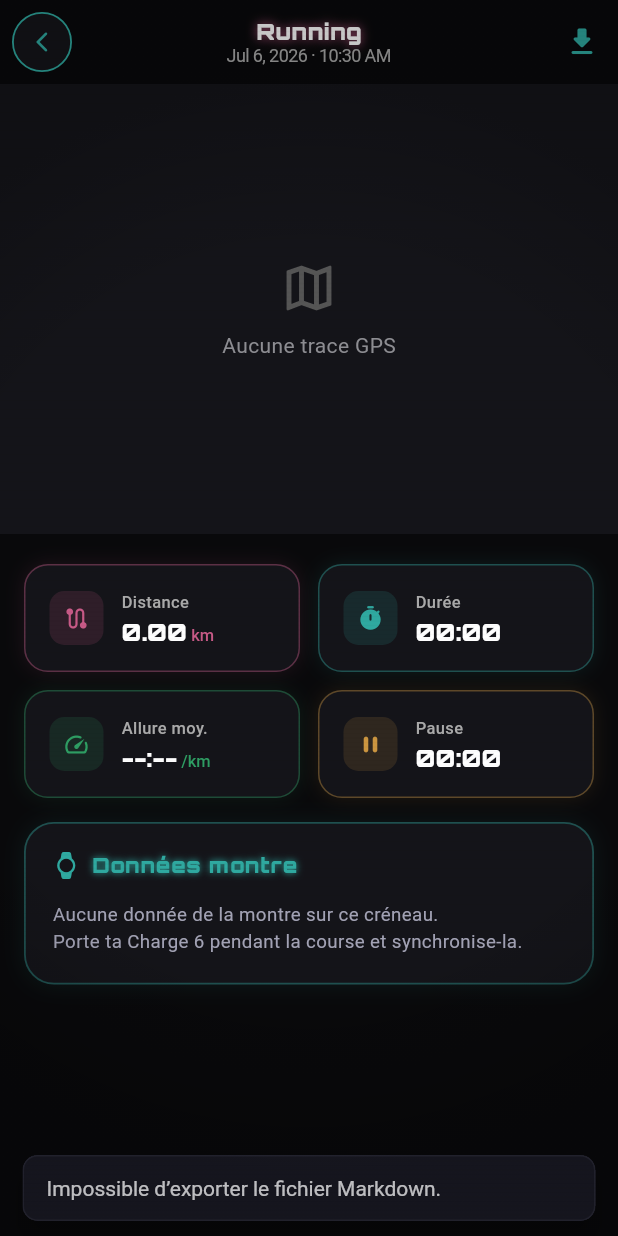
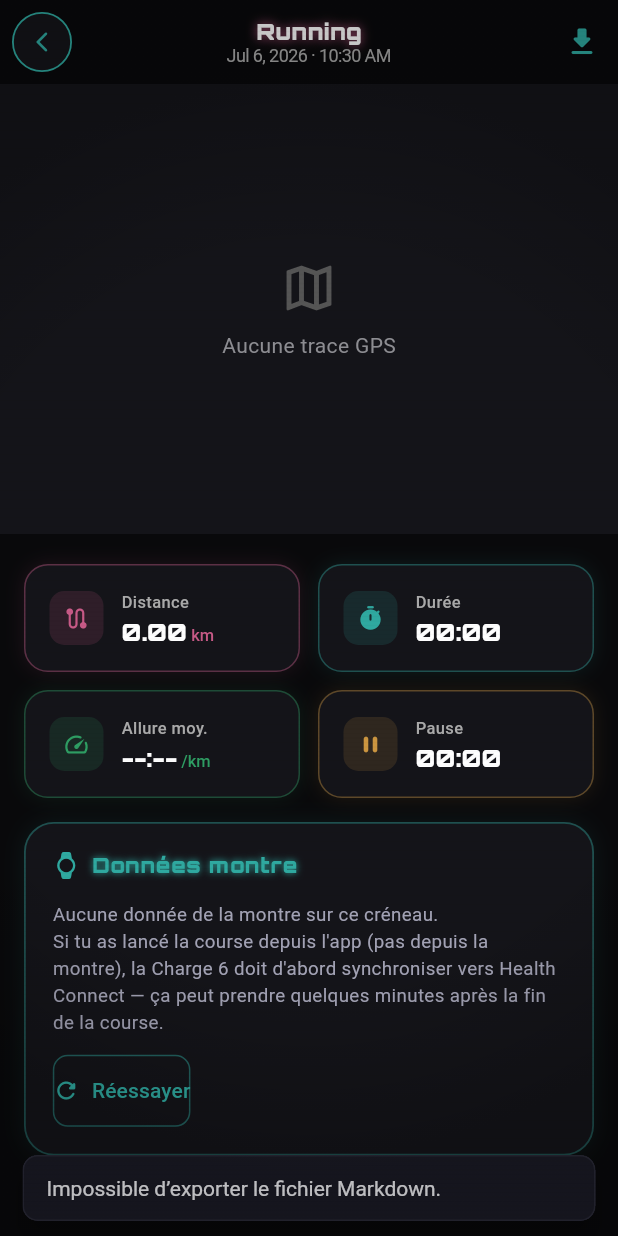
Before and after one commit to Wa-a-git/StravaClone, a Flutter app: the DetailScreen screen opened directly with empty values, after a tap on the "download" icon, on a phone screen of 412 x 824 dp. Run offline on Flutter 3.47's test engine with Material 3 defaults, Android fonts, the phone set to English and light mode, and no system bars; our stand-ins replace app_links, confetti, file_picker, flutter_map, flutter_riverpod, flutter_tts and 7 more; missing offline and left inert: health, mycelium; accounts and stored records are empty; Roboto replaces fonts that are missing (SF Pro Display).

Commit message:
Graphe FC pendant la course + relance manuelle si la montre n'a pas encore synchronisé
La Charge 6 n'étant pas démarrée nativement pour une course lancée depuis
l'app, sa synchro vers Health Connect peut arriver après coup — la carte
"Données montre" restait bloquée sur "aucune donnée" sans recours. Ajoute
un bouton Réessayer, et un vrai graphe temporel de la FC (TrendChart avec un
axe en heures plutôt qu'en dates) plutôt qu'un sparkline sans repère.

```diff
--- a/lib/screens/detail_screen.dart
+++ b/lib/screens/detail_screen.dart
@@ -33,6 +33,7 @@ class _DetailScreenState extends State<DetailScreen> {
   }
 
   Future<void> _loadVitals() async {
+    setState(() => _loadingVitals = true);
     final start = _activity.date;
     final end = start.add(Duration(
         seconds: _activity.duration + _activity.pauseDurationSeconds));
@@ -426,12 +427,26 @@ class _DetailScreenState extends State<DetailScreen> {
                 ),
               ),
             )
-          else if (v == null || !v.hasData)
+          else if (v == null || !v.hasData) ...[
             const Text(
-              'Aucune donnée de la montre sur ce créneau.\nPorte ta Charge 6 pendant la course et synchronise-la.',
+              'Aucune donnée de la montre sur ce créneau.\nSi tu as lancé la course depuis l\'app (pas depuis la montre), '
+              'la Charge 6 doit d\'abord synchroniser vers Health Connect — '
+              'ça peut prendre quelques minutes après la fin de la course.',
               style: TextStyle(color: AppColors.textSecondary, fontSize: 12.5, height: 1.4),
-            )
-          else ...[
+            ),
+            const SizedBox(height: 12),
+            OutlinedButton.icon(
+              onPressed: _loadVitals,
+              style: OutlinedButton.styleFrom(
+                foregroundColor: kNeonCyan,
+                side: BorderSide(color: kNeonCyan.withOpacity(0.5)),
+                shape:
+                    RoundedRectangleBorder(borderRadius: BorderRadius.circular(10)),
+              ),
+              icon: const Icon(Icons.refresh_rounded, size: 18),
+              label: const Text('Réessayer'),
+            ),
+          ] else ...[
             Row(
               children: [
                 Expanded(
@@ -471,11 +486,19 @@ class _DetailScreenState extends State<DetailScreen> {
               ],
             ),
             if (v.hasHr && v.hrSamples.length >= 2) ...[
-              const SizedBox(height: 16),
-              const Text('Fréquence cardiaque',
+              const SizedBox(height: 18),
+              const Text('Fréquence cardiaque pendant la course',
                   style: TextStyle(color: AppColors.textSecondary, fontSize: 11)),
-              const SizedBox(height: 6),
-              Sparkline(values: v.hrSamples, color: kNeonPink, height: 48),
+              const SizedBox(height: 8),
+              TrendChart(
+                values: v.hrSamples,
+                dates: [for (final s in v.hrSeries) s.$1],
+                color: kNeonPink,
+                unit: ' bpm',
+                height: 140,
+                xLabelFormatter: (d) =>
+                    '${d.hour.toString().padLeft(2, '0')}:${d.minute.toString().padLeft(2, '0')}',
+              ),
             ],
           ],
         ],
--- a/lib/services/health_connect_service.dart
+++ b/lib/services/health_connect_service.dart
@@ -3,6 +3,10 @@ import '../models/health_snapshot.dart';
 import '../models/daily_health_record.dart';
 import 'health_score_service.dart';
 import 'health_store.dart';
+
+/// Un relevé de FC horodaté — sert à tracer le graphe FC/temps d'une course,
+/// avec de vraies heures sur l'axe X plutôt qu'un simple index de point.
+typedef HrPoint = (DateTime time, double bpm);
 
 /// Données « montre » rattachées à une activité (fenêtre temporelle donnée) :
 /// fréquence cardiaque + calories actives lues depuis Health Connect.
@@ -12,6 +16,7 @@ class ActivityVitals {
   final double maxHr;
   final double activeCalories;
   final List<double> hrSamples;
+  final List<HrPoint> hrSeries;
 
   const ActivityVitals({
     this.avgHr = 0,
@@ -19,6 +24,7 @@ class ActivityVitals {
     this.maxHr = 0,
     this.activeCalories = 0,
     this.hrSamples = const [],
+    this.hrSeries = const [],
   });
 
   bool get hasHr => hrSamples.isNotEmpty;
@@ -150,13 +156,15 @@ class HealthConnectService {
       ]);
 
       final hrPoints = results[0] as List<HealthDataPoint>;
-      final hr = <double>[];
+      final series = <HrPoint>[];
       for (final p in hrPoints) {
         if (p.value is NumericHealthValue) {
           final v = (p.value as NumericHealthValue).numericValue.toDouble();
-          if (v > 0) hr.add(v);
+          if (v > 0) series.add((p.dateFrom, v));
         }
       }
+      series.sort((a, b) => a.$1.compareTo(b.$1));
+      final hr = [for (final s in series) s.$2];
       final cal = _sumNumeric(results[1] as List<HealthDataPoint>);
 
       if (hr.isEmpty) {
@@ -171,6 +179,7 @@ class HealthConnectService {
         maxHr: maxV,
         activeCalories: cal,
         hrSamples: hr,
+        hrSeries: series,
       );
     } catch (e) {
       print('getActivityVitals error: $e');
--- a/lib/widgets/health_charts.dart
+++ b/lib/widgets/health_charts.dart
@@ -164,6 +164,9 @@ class TrendChart extends StatelessWidget {
   final String unit;
   final int fractionDigits;
   final ChartZone? zone;
+  /// Formateur de l'axe X (dates de début/fin) — par défaut "jj/mm", mais une
+  /// période intra-journée (ex. le déroulé d'une course) veut plutôt "hh:mm".
+  final String Function(DateTime)? xLabelFormatter;
   const TrendChart({
     super.key,
     required this.values,
@@ -174,6 +177,7 @@ class TrendChart extends StatelessWidget {
     this.unit = '',
     this.fractionDigits = 0,
     this.zone,
+    this.xLabelFormatter,
   });
 
   @override
@@ -204,6 +208,7 @@ class TrendChart extends StatelessWidget {
             unit: unit,
             fractionDigits: fractionDigits,
             zone: zone,
+            xLabelFormatter: xLabelFormatter,
           ),
         ),
       ),
@@ -220,6 +225,7 @@ class _TrendPainter extends CustomPainter {
   final String unit;
   final int fractionDigits;
   final ChartZone? zone;
+  final String Function(DateTime)? xLabelFormatter;
   _TrendPainter({
     required this.values,
     required this.color,
@@ -229,10 +235,13 @@ class _TrendPainter extends CustomPainter {
     this.unit = '',
     this.fractionDigits = 0,
     this.zone,
+    this.xLabelFormatter,
   });
 
   static String _shortDate(DateTime d) =>
       '${d.day.toString().padLeft(2, '0')}/${d.month.toString().padLeft(2, '0')}';
+
+  String _xLabel(DateTime d) => (xLabelFormatter ?? _shortDate)(d);
 
   void _drawLabel(Canvas canvas, String text, Offset anchor,
       {required bool alignRight,
@@ -360,9 +369,9 @@ class _TrendPainter extends CustomPainter {
     final ds = dates;
     if (ds != null && ds.length >= 2) {
       final dateY = topPad + chartH + 14;
-      _drawLabel(canvas, _shortDate(ds.first), Offset(leftPad, dateY),
+      _drawLabel(canvas, _xLabel(ds.first), Offset(leftPad, dateY),
           alignRight: false, alignTop: true);
-      _drawLabel(canvas, _shortDate(ds.last), Offset(size.width - rightPad, dateY),
+      _drawLabel(canvas, _xLabel(ds.last), Offset(size.width - rightPad, dateY),
           alignRight: true, alignTop: true);
     }
 
```
